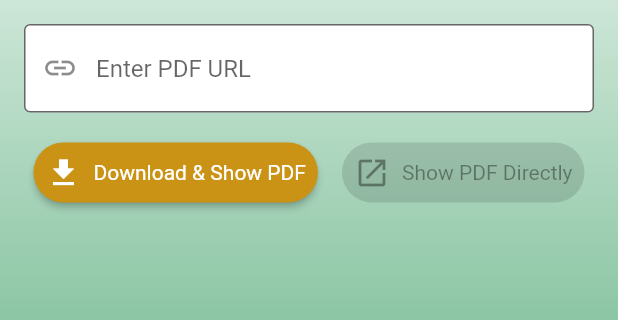
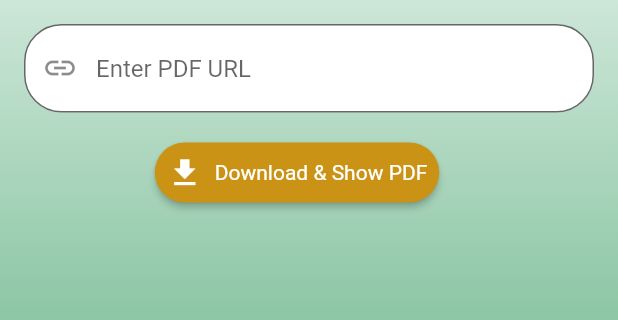
Before and after one commit to AhmedAlhashim/pdf_adf, a Flutter app: the screen it shows after launch, on a phone screen of 412 x 824 dp, the part 249-569 px from its top. Run offline on Flutter 3.47's test engine with Material 2 defaults, Android fonts, the phone set to English and light mode, and no system bars; missing offline and left inert: flutter_pdfview.

Commit message:
More fixes

```diff
--- a/lib/pdf_action_button.dart
+++ b/lib/pdf_action_button.dart
@@ -18,7 +18,7 @@ class PDFActionButton extends StatelessWidget {
       icon: Icon(icon),
       label: Text(label),
       style: ElevatedButton.styleFrom(
-        primary: Color(0xFFCB9316),
+        backgroundColor: Color(0xFFCB9316),
         shape: RoundedRectangleBorder(
           borderRadius: BorderRadius.circular(20.0),
         ),
--- a/lib/pdf_viewer_screen.dart
+++ b/lib/pdf_viewer_screen.dart
@@ -50,7 +50,9 @@ class _PDFViewerScreenState extends State<PDFViewerScreen> {
                   },
                   decoration: InputDecoration(
                     hintText: 'Enter PDF URL',
-                    border: OutlineInputBorder(),
+                    border: OutlineInputBorder(
+                      borderRadius: BorderRadius.circular(25),
+                    ),
                     filled: true,
                     fillColor: Colors.white,
                     prefixIcon: Icon(Icons.link),
@@ -63,16 +65,10 @@ class _PDFViewerScreenState extends State<PDFViewerScreen> {
                   children: [
                     PDFActionButton(
                       onPressed: _isDownloading ? null : _onActionButtonPressed,
-                      icon: _isPDFShown ? Icons.open_in_browser : Icons.download,
-                      label: _isPDFShown ? 'Show PDF' : 'Download & Show PDF',
+                      icon: Icons.download,
+                      label: 'Download & Show PDF',
                     ),
                     SizedBox(width: 16),
-                    //the button doesnt work
-                    PDFActionButton(
-                      onPressed: _pdfUrl.isNotEmpty ? _showPDFDirectly : null,
-                      icon: Icons.open_in_new,
-                      label: 'Show PDF Directly',
-                    ),
                   ],
                 ),
               ),
@@ -83,8 +79,17 @@ class _PDFViewerScreenState extends State<PDFViewerScreen> {
                 ),
               if (_localFilePath != null && _isPDFShown)
                 Expanded(
+                  child: SlideTransition(
+                    position: Tween<Offset>(
+                      begin: Offset(0, 1),
+                      end: Offset.zero,
+                    ).animate(CurvedAnimation(
+                      parent: ModalRoute.of(context)!.animation!,
+                      curve: Curves.easeOut,
+                    )),
                     child: PDFView(
                       filePath: _localFilePath!,
+                    ),
                   ),
                 ),
             ],
@@ -119,7 +124,7 @@ class _PDFViewerScreenState extends State<PDFViewerScreen> {
         });
       } catch (e) {
         setState(() {
-          _isDownloading = false;
+          _isDownloading = true;
         });
         // Handle the error
         _showErrorMessage('Failed to download PDF');
@@ -131,9 +136,14 @@ class _PDFViewerScreenState extends State<PDFViewerScreen> {
   }
 
   Future<void> _showPDF() async {
-    Navigator.of(context).push(
-      MaterialPageRoute(
-        builder: (context) => Scaffold(
+    Navigator.of(context).push(PageRouteBuilder(
+      pageBuilder: (context, animation, secondaryAnimation) {
+        return SlideTransition(
+          position: Tween<Offset>(
+            begin: Offset(0, 1),
+            end: Offset.zero,
+          ).animate(animation),
+          child: Scaffold(
             appBar: AppBar(
               title: Text('PDF Viewer'),
               backgroundColor: Color(0xFFCB9316),
@@ -142,21 +152,16 @@ class _PDFViewerScreenState extends State<PDFViewerScreen> {
               filePath: _localFilePath!,
             ),
           ),
-      ),
         );
-  }
-// this button doesnt work
-  void _showPDFDirectly() {
-    if (_pdfUrl.isNotEmpty) {
-      Navigator.of(context).push(
-        MaterialPageRoute(
-          builder: (context) => PDFViewer(pdfUrl: _pdfUrl),
-        ),
-      );
-    } else {
-      // Show an error message indicating the URL is empty
-      _showErrorMessage('URL is empty');
-    }
+      },
+      transitionsBuilder: (context, animation, secondaryAnimation, child) {
+        return child;
+      },
+    ));
+    setState(() {
+      _isPDFShown =
+          false; // Set the flag to false when showing the PDF is completed
+    });
   }
 
   void _showErrorMessage(String message) {
```
Lines whose indentation alone changed are shown as unchanged.
